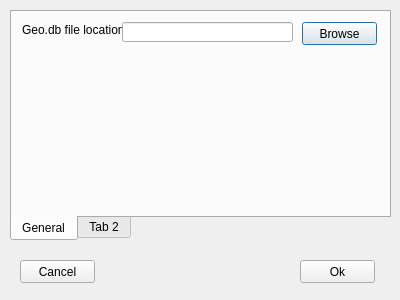
Qt form setdialog.ui (artwaw/nibiru) before a commit.
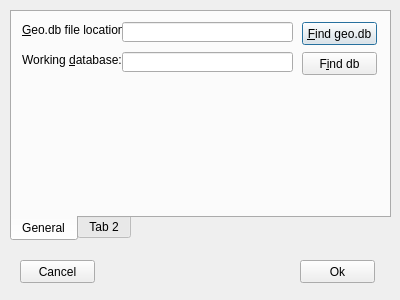
The same form after that commit. Icons and pictures are not drawn.

```diff
--- a/setdialog.ui
+++ b/setdialog.ui
@@ -61,7 +61,10 @@
       </rect>
      </property>
      <property name="text">
-      <string>Geo.db file location:</string>
+      <string>&amp;Geo.db file location:</string>
+     </property>
+     <property name="buddy">
+      <cstring>geoLocationEdit</cstring>
      </property>
     </widget>
     <widget class="QLineEdit" name="geoLocationEdit">
@@ -84,7 +87,46 @@
       </rect>
      </property>
      <property name="text">
-      <string>Browse</string>
+      <string>&amp;Find geo.db</string>
+     </property>
+    </widget>
+    <widget class="QLabel" name="label_2">
+     <property name="geometry">
+      <rect>
+       <x>10</x>
+       <y>40</y>
+       <width>101</width>
+       <height>16</height>
+      </rect>
+     </property>
+     <property name="text">
+      <string>Working &amp;database:</string>
+     </property>
+     <property name="buddy">
+      <cstring>dbLocationEdit</cstring>
+     </property>
+    </widget>
+    <widget class="QLineEdit" name="dbLocationEdit">
+     <property name="geometry">
+      <rect>
+       <x>110</x>
+       <y>40</y>
+       <width>171</width>
+       <height>20</height>
+      </rect>
+     </property>
+    </widget>
+    <widget class="QPushButton" name="dbBrowseBtn">
+     <property name="geometry">
+      <rect>
+       <x>290</x>
+       <y>40</y>
+       <width>75</width>
+       <height>23</height>
+      </rect>
+     </property>
+     <property name="text">
+      <string>F&amp;ind db</string>
      </property>
     </widget>
    </widget>
```
